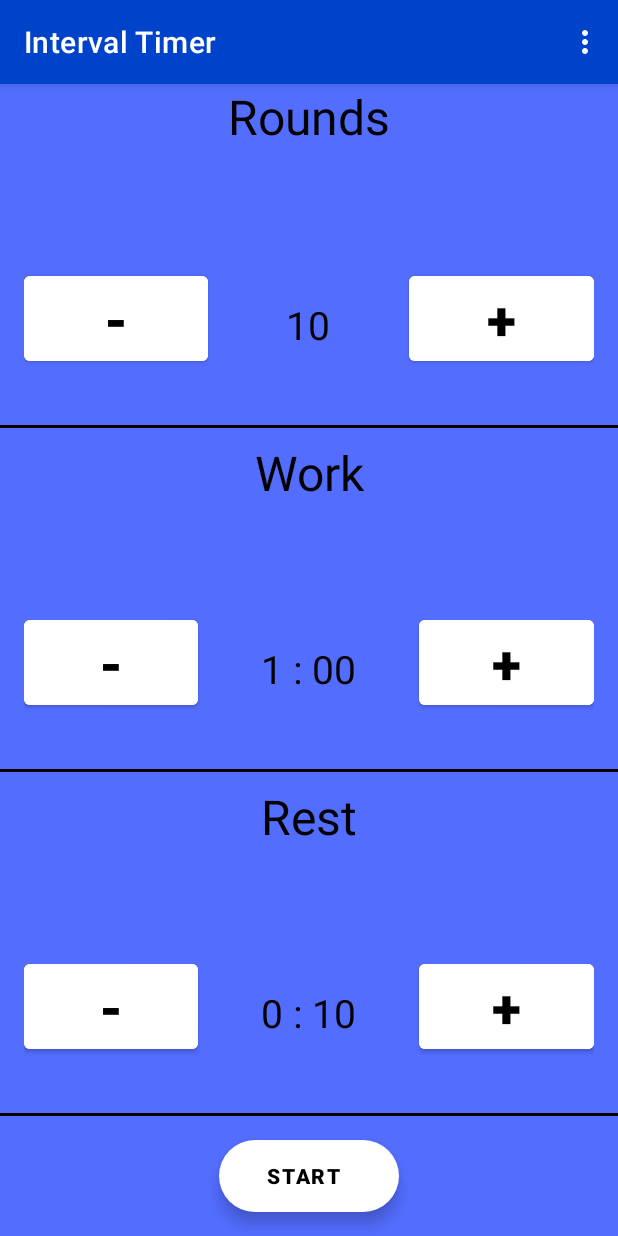
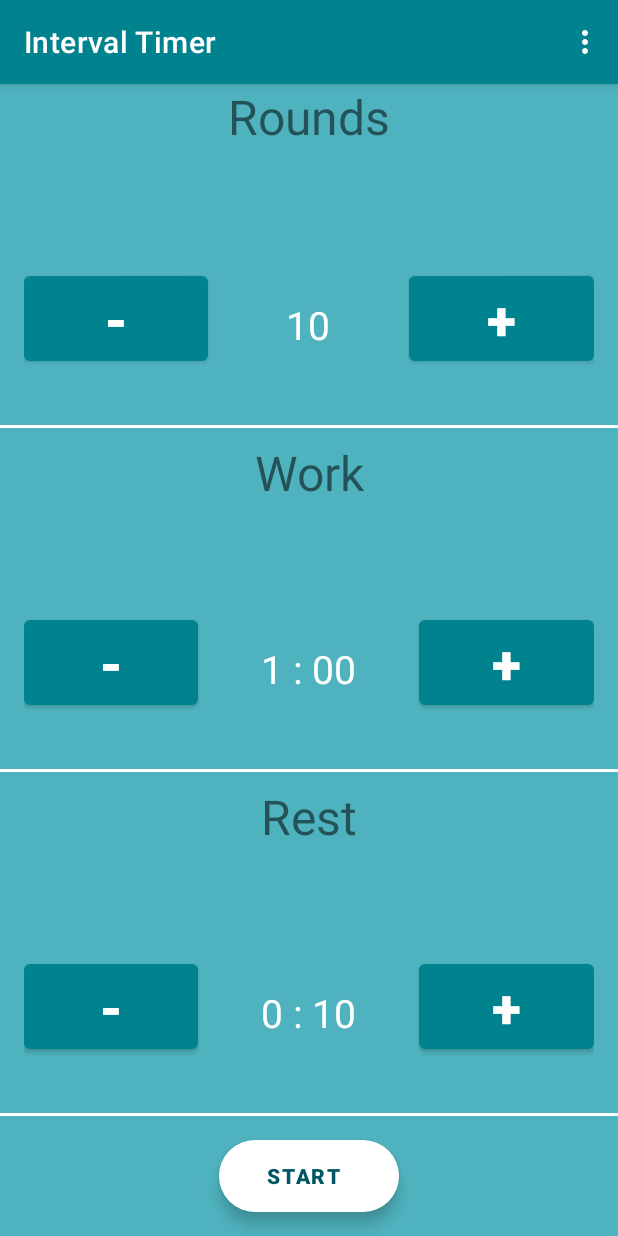
Before and after one commit to dnagelCS/Workout_Timer, an Android app: the screen it shows after launch (MainActivity), on a phone screen of 412 x 824 dp. Run offline under Robolectric (Android 15) with nearby library versions, the phone set to English and light mode, and no system bars.

Commit message:
updated colors and included night values

```diff
--- a/app/src/main/res/layout/activity_main.xml
+++ b/app/src/main/res/layout/activity_main.xml
@@ -5,7 +5,7 @@
     android:layout_width="match_parent"
     android:layout_height="match_parent"
     tools:context=".activities.MainActivity"
-    android:background="@color/primaryColor">
+    android:background="@color/primaryLightColor">
 
     <include layout="@layout/main_include_toolbar" />
     <include layout="@layout/content_main" />
--- a/app/src/main/res/layout/content_main.xml
+++ b/app/src/main/res/layout/content_main.xml
@@ -6,7 +6,6 @@
     android:layout_width="match_parent"
     android:layout_height="match_parent"
     android:layout_marginBottom="80dp"
-    android:background="@color/primaryColor"
     tools:context=".activities.MainActivity"
     app:layout_behavior="@string/appbar_scrolling_view_behavior">
 
@@ -20,7 +19,8 @@
             android:layout_width="match_parent"
             android:layout_height="wrap_content"
             android:orientation="vertical"
-            android:visibility="visible">
+            android:visibility="visible"
+            android:background="@color/primaryLightColor">
 
             <LinearLayout
                 android:layout_width="match_parent"
@@ -35,7 +35,6 @@
                     android:layout_weight="1"
                     android:gravity="center_horizontal"
                     android:text="@string/rounds"
-                    android:textColor="@color/primaryTextColor"
                     android:textSize="32sp" />
 
                 <LinearLayout
@@ -54,7 +53,6 @@
                         android:layout_width="wrap_content"
                         android:layout_height="wrap_content"
                         android:layout_weight="1"
-                        android:backgroundTint="@color/backgroundColor"
                         android:onClick="decrementRounds"
                         android:text="@string/sign_minus"
                         android:textSize="36sp"
@@ -76,7 +74,6 @@
                         android:layout_width="wrap_content"
                         android:layout_height="wrap_content"
                         android:layout_weight="1"
-                        android:backgroundTint="@color/backgroundColor"
                         android:onClick="incrementRounds"
                         android:text="@string/sign_plus"
                         android:textSize="36sp"
@@ -107,7 +104,6 @@
                     android:layout_weight="1"
                     android:gravity="center_horizontal"
                     android:text="@string/work"
-                    android:textColor="@color/primaryTextColor"
                     android:textSize="32sp"
                     app:layout_constraintTop_toBottomOf="@+id/setsLinear" />
 
@@ -127,7 +123,6 @@
                         android:layout_width="wrap_content"
                         android:layout_height="wrap_content"
                         android:layout_weight="1"
-                        android:backgroundTint="@color/backgroundColor"
                         android:onClick="decrementWork"
                         android:text="@string/sign_minus"
                         android:textSize="36sp"
@@ -149,7 +144,6 @@
                         android:layout_width="wrap_content"
                         android:layout_height="wrap_content"
                         android:layout_weight="1"
-                        android:backgroundTint="@color/backgroundColor"
                         android:onClick="incrementWork"
                         android:text="@string/sign_plus"
                         android:textSize="36sp"
@@ -180,7 +174,6 @@
                     android:layout_weight="1"
                     android:gravity="center_horizontal"
                     android:text="@string/rest"
-                    android:textColor="@color/primaryTextColor"
                     android:textSize="32sp"
                     app:layout_constraintTop_toBottomOf="@+id/workLinear" />
 
@@ -200,7 +193,6 @@
                         android:layout_width="wrap_content"
                         android:layout_height="wrap_content"
                         android:layout_weight="1"
-                        android:backgroundTint="@color/backgroundColor"
                         android:onClick="decrementRest"
                         android:text="@string/sign_minus"
                         android:textSize="36sp"
@@ -223,7 +215,6 @@
                         android:layout_width="wrap_content"
                         android:layout_height="wrap_content"
                         android:layout_weight="1"
-                        android:backgroundTint="@color/backgroundColor"
                         android:onClick="incrementRest"
                         android:text="@string/sign_plus"
                         android:textSize="36sp"
--- a/app/src/main/res/layout/main_include_fab.xml
+++ b/app/src/main/res/layout/main_include_fab.xml
@@ -12,9 +12,9 @@
         android:layout_gravity="bottom|center"
         android:layout_margin="@dimen/fab_margin"
         android:onClick="timerStart"
-        app:backgroundTint="@color/backgroundColor"
+        app:backgroundTint="@color/fabColor"
         android:text="@string/start_button"
-        android:textColor="@color/primaryTextColor"
+        android:textColor="@color/primaryDarkColor"
         android:textAlignment="center"
         android:textAllCaps="true"
         android:textStyle="bold"
--- a/app/src/main/res/layout/main_include_toolbar.xml
+++ b/app/src/main/res/layout/main_include_toolbar.xml
@@ -12,6 +12,5 @@
         android:id="@+id/toolbar"
         android:layout_width="match_parent"
         android:layout_height="?attr/actionBarSize"
-        android:background="@color/primaryColorDark"
         app:popupTheme="@style/Theme.Workout_Timer.PopupOverlay" />
 </com.google.android.material.appbar.AppBarLayout>
--- /dev/null
+++ b/app/src/main/res/values-night/colors.xml
@@ -0,0 +1,10 @@
+<?xml version="1.0" encoding="utf-8"?>
+<resources>
+    <color name="backgroundColor">@android:color/background_dark</color>
+
+    <color name="primaryTextColor">@android:color/darker_gray</color>
+    <!-- Matching colored background-->
+    <color name="primaryLightColor">@color/primaryDarkColor</color>
+
+    <color name="fabColor">@android:color/darker_gray</color>
+</resources>
--- a/app/src/main/res/values/colors.xml
+++ b/app/src/main/res/values/colors.xml
@@ -1,14 +1,22 @@
 <?xml version="1.0" encoding="utf-8"?>
 <resources>
-    <color name="primaryColor">#536dff</color>
-    <color name="primaryColorDark">#0043cb</color>
-    <color name="accentColor">#b0bec5</color>
+    <!--Primary brand color-->
+    <color name="primaryColor">#00838f</color>
+    <color name="primaryLightColor">#4fb3bf</color>
+    <color name="primaryDarkColor">#005662</color>
+    <color name="primaryTextColor">#ffffff</color>
+    <!--Secondary brand color-->
+    <color name="secondaryColor">#fc7915</color>
+    <color name="secondaryLightColor">#ffaa4b</color>
+    <color name="secondaryDarkColor">#c24a00</color>
+    <color name="secondaryTextColor">#000000</color>
+
+    <!--For splashscreen-->
     <color name="backgroundColor">#ffffff</color>
+
+    <color name="fabColor">#ffffff</color>
 
     <color name="workColor">#ff0000</color>
     <color name="pauseColor">#FFFF00</color>
     <color name="restColor">#00FF00</color>
-
-    <color name="primaryTextColor">#000000</color>
-    <color name="secondaryTextColor">#ffffff</color>
 </resources>
--- a/app/src/main/res/values/themes.xml
+++ b/app/src/main/res/values/themes.xml
@@ -3,14 +3,15 @@
     <style name="Theme.Workout_Timer" parent="Theme.MaterialComponents.DayNight.DarkActionBar">
         <!-- Primary brand color. -->
         <item name="colorPrimary">@color/primaryColor</item>
-        <item name="colorPrimaryVariant">@color/pauseColor</item>
+        <item name="colorPrimaryVariant">@color/primaryDarkColor</item>
         <item name="colorOnPrimary">@color/primaryTextColor</item>
         <!-- Secondary brand color. -->
-        <item name="colorSecondary">@color/workColor</item>
-        <item name="colorSecondaryVariant">@color/restColor</item>
+        <item name="colorSecondary">@color/secondaryColor</item>
+        <item name="colorSecondaryVariant">@color/secondaryDarkColor</item>
         <item name="colorOnSecondary">@color/secondaryTextColor</item>
         <!-- Status bar color. -->
-        <item name="android:statusBarColor" tools:targetApi="l">@color/primaryColorDark</item>
+        <item name="android:statusBarColor" tools:targetApi="l">?attr/colorPrimaryVariant</item>
+        <item name="android:navigationBarColor" tools:targetApi="l">?attr/colorPrimaryVariant</item>
         <!-- Customize your theme here. -->
     </style>
 
@@ -19,7 +20,11 @@
         <item name="windowNoTitle">true</item>
     </style>
 
-    <style name="Theme.Workout_Timer.AppBarOverlay" parent="ThemeOverlay.AppCompat.Dark.ActionBar" />
+    <style name="Theme.Workout_Timer.NoActionBar.SplashScreenTheme">
+        <item name="android:background">@drawable/splash_background</item>
+    </style>
 
-    <style name="Theme.Workout_Timer.PopupOverlay" parent="ThemeOverlay.AppCompat.Light" />
+    <style name="Theme.Workout_Timer.AppBarOverlay" parent="ThemeOverlay.MaterialComponents.Dark.ActionBar" />
+
+    <style name="Theme.Workout_Timer.PopupOverlay" parent="ThemeOverlay.MaterialComponents.Light" />
 </resources>
```
Also changed, not shown: app/src/main/res/drawable-nodpi-v23/splash_background.xml (added, +7 -0 lines), app/src/main/res/drawable-nodpi/splash_background.xml (added, +12 -0 lines).
